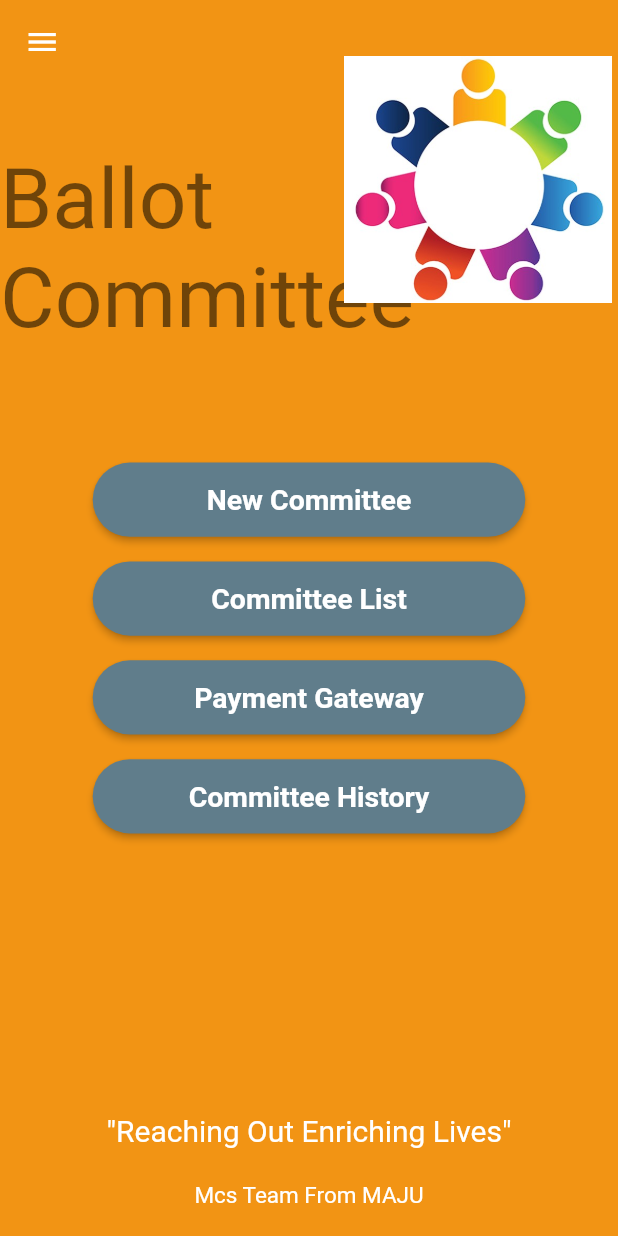
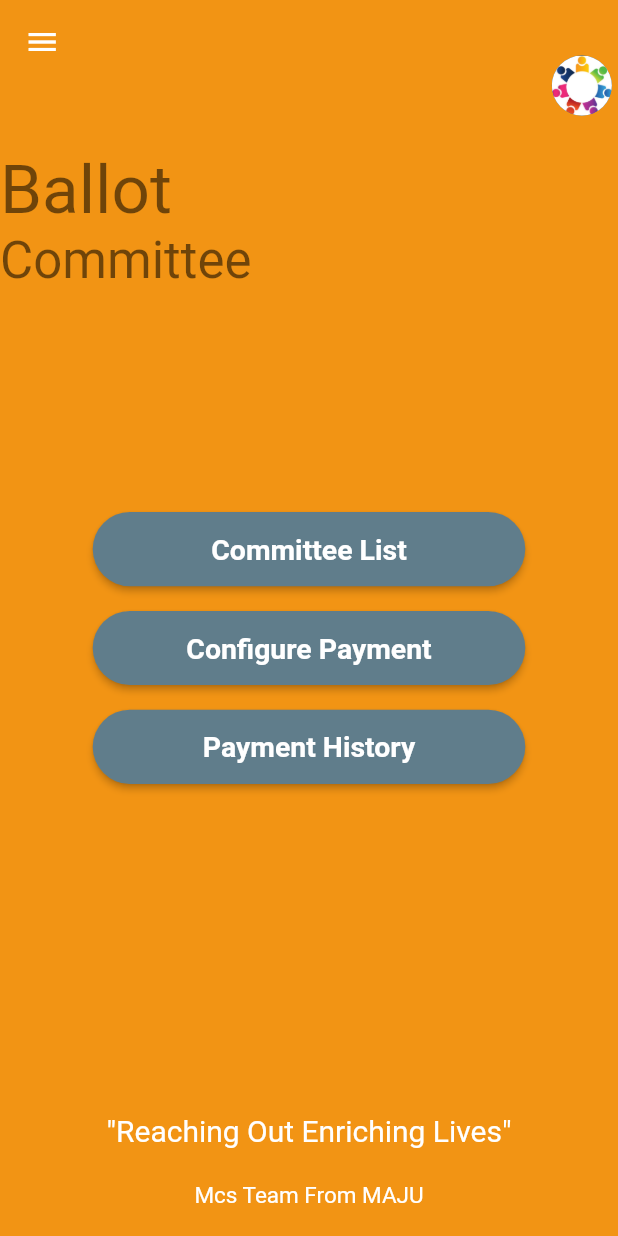
Before and after one commit to usmanniqbal/kamayti-app, a Flutter app: the screen it shows once a user with an empty profile is signed in, on a phone screen of 412 x 824 dp. Run offline on Flutter 3.47's test engine with Material 2 defaults, Android fonts, the phone set to English and light mode, and no system bars; our stand-ins replace cloud_firestore, firebase_auth, firebase_core, google_fonts, google_sign_in, random_string and 2 more; accounts and stored records are empty.

Commit message:
misc changes

```diff
--- a/lib/main.dart
+++ b/lib/main.dart
@@ -1,3 +1,4 @@
+import 'package:ballotcommette_app_office/src/CommetteList.dart';
 import 'package:ballotcommette_app_office/src/HomeScreen.dart';
 import 'package:ballotcommette_app_office/src/LoginPage.dart';
 import 'package:ballotcommette_app_office/src/SplashPage.dart';
@@ -43,7 +44,9 @@ class MyApp extends StatelessWidget {
                       case AppState.authenticating:
                         return LoginPage();
                       case AppState.authenticated:
-                        return HomeScreen(maxSlide: MediaQuery.of(context).size.width * 0.835);
+                        return HomeScreen(
+                          maxSlide: MediaQuery.of(context).size.width * 0.835,
+                        );
                       default:
                         return Container();
                     }
--- a/lib/src/Enums.dart
+++ b/lib/src/Enums.dart
@@ -3,3 +3,9 @@ enum BallotType {
   Every,
   Manual,
 }
+
+enum KamaytiStatus {
+  Pending,
+  Balloted,
+  Started,
+}
--- a/lib/src/HomeScreen.dart
+++ b/lib/src/HomeScreen.dart
@@ -177,10 +177,10 @@ class _HomeScreenState extends State<HomeScreen> with TickerProviderStateMixin {
         SizedBox(
           height: 100,
         ),
-        Text("Ballot", style: Theme.of(context).textTheme.headline2),
+        Text("Ballot", style: Theme.of(context).textTheme.headline3),
         Text(
           "Committee",
-          style: Theme.of(context).textTheme.headline2,
+          style: Theme.of(context).textTheme.headline4,
         )
       ],
     );
@@ -203,7 +203,7 @@ class _HomeScreenState extends State<HomeScreen> with TickerProviderStateMixin {
                   SizedBox(
                     height: 40,
                   ),
-                  MemberRegistartion(),
+                  // MemberRegistartion(),
                   CommetteList(),
                   PaymentGateWay(),
                   CommetteHistoy()
@@ -221,9 +221,10 @@ class _HomeScreenState extends State<HomeScreen> with TickerProviderStateMixin {
     return Positioned(
         right: width * 0.01,
         top: height * 0.045,
-        child: Image.asset(
-          "assets/logo.jpg",
-          height: height * 0.20,
+        child: SizedBox(
+          child: CircleAvatar(
+            backgroundImage: AssetImage("assets/logo.jpg"),
+          ),
         ));
   }
 }
@@ -304,22 +305,8 @@ class CommetteList extends StatelessWidget {
           onPressed: () => Navigator.push(
               context,
               MaterialPageRoute(
-                  builder: (context) => CommetteListView([
-                        "Running Committee",
-                        "2nd Last Committee",
-                        "2nd Last Committee",
-                        "2nd Last Committee",
-                        "2nd Last Committee",
-                        "2nd Last Committee",
-                        "2nd Last Committee",
-                        "2nd Last Committee",
-                        "2nd Last Committee",
-                        "2nd Last Committee",
-                        "2nd Last Committee",
-                        "2nd Last Committee",
-                        "2nd Last Committee",
-                        "2nd Last Committee"
-                      ]))),
+                builder: (context) => CommetteListView("Committee List"),
+              )),
           child: WidgetAnimator(Text("Committee List", style: TextStyle(color: Colors.white, fontSize: height * 0.023, fontWeight: FontWeight.w600))),
           color: Colors.blueGrey,
         ),
@@ -341,10 +328,12 @@ class PaymentGateWay extends StatelessWidget {
         height: height * 0.06,
         child: RaisedButton(
           shape: StadiumBorder(),
-          onPressed: () {
-            Navigator.pushNamed(context, '/juzzIndex');
-          },
-          child: WidgetAnimator(Text("Payment Gateway", style: TextStyle(color: Colors.white, fontSize: height * 0.023, fontWeight: FontWeight.w600))),
+          onPressed: () => Navigator.push(
+              context,
+              MaterialPageRoute(
+                builder: (context) => CommetteListView("Select Committee for Payment"),
+              )),
+          child: WidgetAnimator(Text("Configure Payment", style: TextStyle(color: Colors.white, fontSize: height * 0.023, fontWeight: FontWeight.w600))),
           color: Colors.blueGrey,
         ),
       ),
@@ -368,7 +357,7 @@ class CommetteHistoy extends StatelessWidget {
           onPressed: () {
             Navigator.pushNamed(context, '/ManzilIndex');
           },
-          child: WidgetAnimator(Text("Committee History", style: TextStyle(color: Colors.white, fontSize: height * 0.023, fontWeight: FontWeight.w600))),
+          child: WidgetAnimator(Text("Payment History", style: TextStyle(color: Colors.white, fontSize: height * 0.023, fontWeight: FontWeight.w600))),
           color: Colors.blueGrey,
         ),
       ),
--- a/lib/src/NewCommette.dart
+++ b/lib/src/NewCommette.dart
@@ -100,7 +100,7 @@ class _NewCommetteeState extends State<NewCommettee> {
     );
   }
 
-  Widget _entryField(String title, TextEditingController values) {
+  Widget _entryField(String title, TextEditingController controller) {
     return Container(
       margin: EdgeInsets.symmetric(vertical: 10),
       child: Column(
@@ -116,7 +116,7 @@ class _NewCommetteeState extends State<NewCommettee> {
           Container(
             padding: EdgeInsets.fromLTRB(2, 0, 2, 0),
             width: 400.0,
-            child: TextFormField(controller: values, decoration: InputDecoration(border: InputBorder.none, fillColor: Color(0xfff3f3f4), filled: true)),
+            child: TextFormField(controller: controller, decoration: InputDecoration(border: InputBorder.none, fillColor: Color(0xfff3f3f4), filled: true)),
           ),
         ],
       ),
--- a/lib/src/Widget/Drawer.dart
+++ b/lib/src/Widget/Drawer.dart
@@ -36,12 +36,12 @@ class MyDrawer extends StatelessWidget {
             mainAxisAlignment: MainAxisAlignment.spaceEvenly,
             crossAxisAlignment: CrossAxisAlignment.start,
             children: <Widget>[
-              DrawerAppName(context),
+              _drawerAppName(context),
               Column(
                 children: <Widget>[
                   myListTile(context, height, Icons.format_list_bulleted, "List", onTap: () {}),
                   //myListTile(context, height, Icons.location_on, "Location", onTap: (){}),
-                  myListTile(context, height, Icons.payments_sharp, "Paymet Gateway", onTap: () {}),
+                  myListTile(context, height, Icons.payments_sharp, "Payment", onTap: () {}),
                   myListTile(context, height, Icons.format_list_numbered, "Commette History", onTap: () {}),
                   myListTile(context, height, Icons.help, "Help Guide", onTap: () {}),
                   myListTile(context, height, Icons.share, "Share App", onTap: () {}),
@@ -101,26 +101,37 @@ class MyDrawer extends StatelessWidget {
     );
   }
 
-  Widget DrawerAppName(BuildContext context) {
+  Widget _drawerAppName(BuildContext context) {
     double height = MediaQuery.of(context).size.height;
     //double width = MediaQuery.of(context).size.width;
     return Row(
-      mainAxisAlignment: MainAxisAlignment.spaceBetween,
+      mainAxisAlignment: MainAxisAlignment.start,
       children: <Widget>[
-        Column(
+        CircleAvatar(
+          backgroundImage: AuthService().user.photoURL == null
+              ? AssetImage(
+                  'assets/logo.jpg',
+                )
+              : NetworkImage(
+                  AuthService().user.photoURL,
+                ),
+        ),
+        Padding(
+          padding: const EdgeInsets.all(5),
+          child: Column(
             crossAxisAlignment: CrossAxisAlignment.start,
             children: <Widget>[
               Text(
-              "\nBallot",
-              style: TextStyle(fontWeight: FontWeight.w500, fontSize: height * 0.025, color: Colors.white),
+                AuthService().user.displayName,
+                style: TextStyle(fontWeight: FontWeight.bold, color: Colors.black, fontSize: height * 0.035),
               ),
               Text(
-              "Committee",
-              style: TextStyle(fontWeight: FontWeight.bold, color: Colors.black, fontSize: height * 0.035),
+                AuthService().user.email,
+                style: TextStyle(fontWeight: FontWeight.w500, fontSize: height * 0.017, color: Colors.white),
               )
             ],
           ),
-        Image.asset('assets/logo.jpg', height: 100, width: 100)
+        ),
       ],
     );
   }
--- a/lib/src/entities/BaseEntity.dart
+++ b/lib/src/entities/BaseEntity.dart
@@ -9,7 +9,7 @@ abstract class BaseEntity {
 
   Map<String, dynamic> toJson() => {
         'createdAt': FieldValue.serverTimestamp(),
-        'createdBy': AuthService.user.uid,
-        'createtByName': AuthService.user.displayName,
+        'createdBy': AuthService().user.uid,
+        'createtByName': AuthService().user.displayName,
       };
 }
--- a/lib/src/services/AuthService.dart
+++ b/lib/src/services/AuthService.dart
@@ -5,12 +5,16 @@ import 'package:google_sign_in/google_sign_in.dart';
 enum AppState { initial, authenticated, authenticating, unauthenticated }
 
 class AuthService with ChangeNotifier {
-  FirebaseAuth _auth;
-  AppState _appState = AppState.initial;
+  static final AuthService _instance = AuthService._internal();
+  AuthService._internal();
+  factory AuthService() => _instance;
+
+  static final FirebaseAuth _auth = FirebaseAuth.instance;
+  static AppState _appState = AppState.initial;
   AppState get appState => _appState;
-  static User get user => FirebaseAuth.instance.currentUser;
+  User get user => FirebaseAuth.instance.currentUser;
 
-  AuthService.instance() : _auth = FirebaseAuth.instance {
+  AuthService.instance() {
     _auth.authStateChanges().listen((firebaseUser) {
       if (firebaseUser == null) {
         _appState = AppState.unauthenticated;
@@ -54,8 +58,6 @@ class AuthService with ChangeNotifier {
 
   Future signOut() async {
     await _auth.signOut();
-    _appState = AppState.unauthenticated;
-    notifyListeners();
     return Future.delayed(Duration.zero);
   }
 }
--- a/pubspec.yaml
+++ b/pubspec.yaml
@@ -55,6 +55,7 @@ flutter:
     - assets/logo.jpg
     - assets/logo_.jpg
     - assets/google.jpg
+    - assets/cash.png
 
   # To add assets to your application, add an assets section, like this:
   # assets:
```
Also changed, not shown: lib/src/CommetteList.dart (+70 -36 lines), lib/src/MemberList.dart (added, +68 -0 lines), lib/src/Payment.dart (added, +112 -0 lines), lib/src/Widget/floatingactionbutton.dart (+31 -29 lines), lib/src/customWidgets/appVersion.dart (+2 -5 lines), lib/src/entities/Kamayti.dart (+23 -5 lines), lib/src/entities/KamaytiMember.dart (added, +47 -0 lines), lib/src/services/KamaytiService.dart (+75 -3 lines), assets/cash.jpg (added), assets/cash.png (added), 3 other files. Lines whose indentation alone changed are shown as unchanged.
